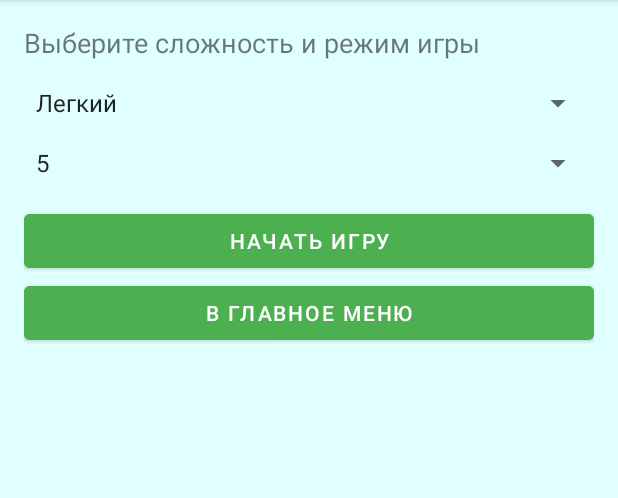
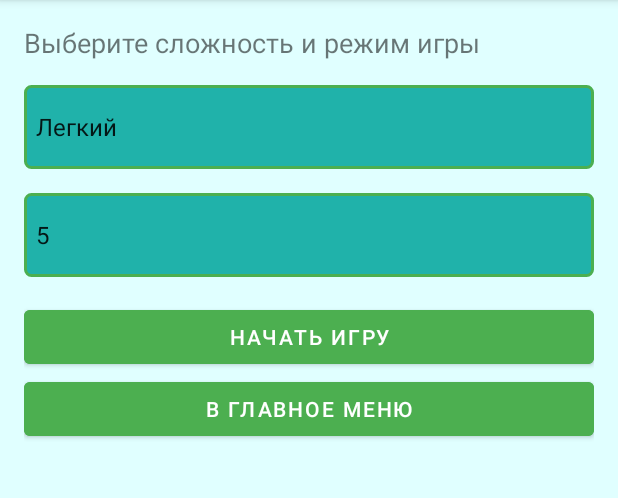
Before and after one commit to AreeStone/EnglishTrain, an Android app: the MemoryGameActivity screen opened directly, with no data from a screen before it, on a phone screen of 412 x 824 dp, the part 84-582 px from its top. Run offline under Robolectric (Android 15) with nearby library versions, the phone set to English and light mode, and no system bars.

Commit message:
Fix spinners

```diff
--- a/app/src/main/res/drawable/spinner_background.xml
+++ b/app/src/main/res/drawable/spinner_background.xml
@@ -1,5 +1,5 @@
 <shape xmlns:android="http://schemas.android.com/apk/res/android">
-    <solid android:color="#FFFFFF"/>
-    <corners android:radius="8dp"/>
+    <solid android:color="#20B2AA"/>
+    <corners android:radius="4dp"/>
     <stroke android:color="#4CAF50" android:width="2dp"/>
 </shape>
--- a/app/src/main/res/layout/activity_dictionary.xml
+++ b/app/src/main/res/layout/activity_dictionary.xml
@@ -130,11 +130,11 @@
     <Spinner
         android:id="@+id/spinner_difficulty"
         android:layout_width="match_parent"
-        android:layout_height="wrap_content"
+        android:layout_height="56dp"
         android:layout_weight="0.5"
-        android:backgroundTint="#E0E0E0"
         android:layout_marginBottom="4dp"
-        android:entries="@array/difficulty_levels" />
+        android:entries="@array/difficulty_levels"
+        android:background="@drawable/spinner_background"/>
 
 
     <LinearLayout
--- a/app/src/main/res/layout/activity_memory_game.xml
+++ b/app/src/main/res/layout/activity_memory_game.xml
@@ -15,17 +15,19 @@
     <Spinner
         android:id="@+id/spinner_difficulty"
         android:layout_width="match_parent"
-        android:layout_height="wrap_content"
+        android:layout_height="56dp"
         android:layout_marginBottom="16dp"
-        android:entries="@array/difficulty_levels"/>
+        android:entries="@array/difficulty_levels"
+        android:background="@drawable/spinner_background"/>
 
 
     <Spinner
         android:id="@+id/spinner_question_count"
         android:layout_width="match_parent"
-        android:layout_height="wrap_content"
+        android:layout_height="56dp"
         android:layout_marginBottom="16dp"
         android:entries="@array/question_counts"
+        android:background="@drawable/spinner_background"
         />
 
     <Button
```
